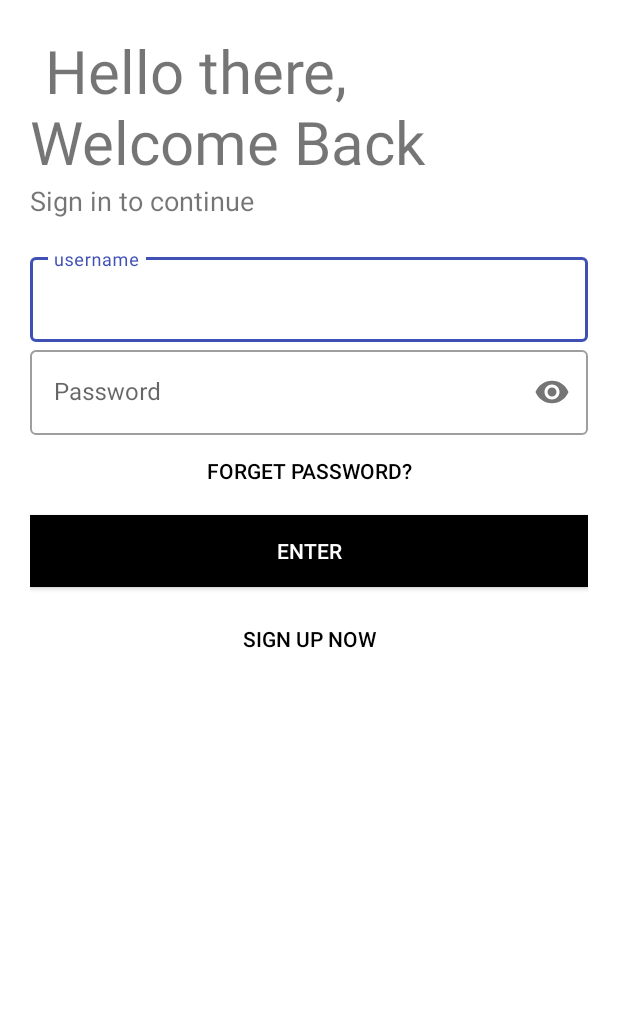
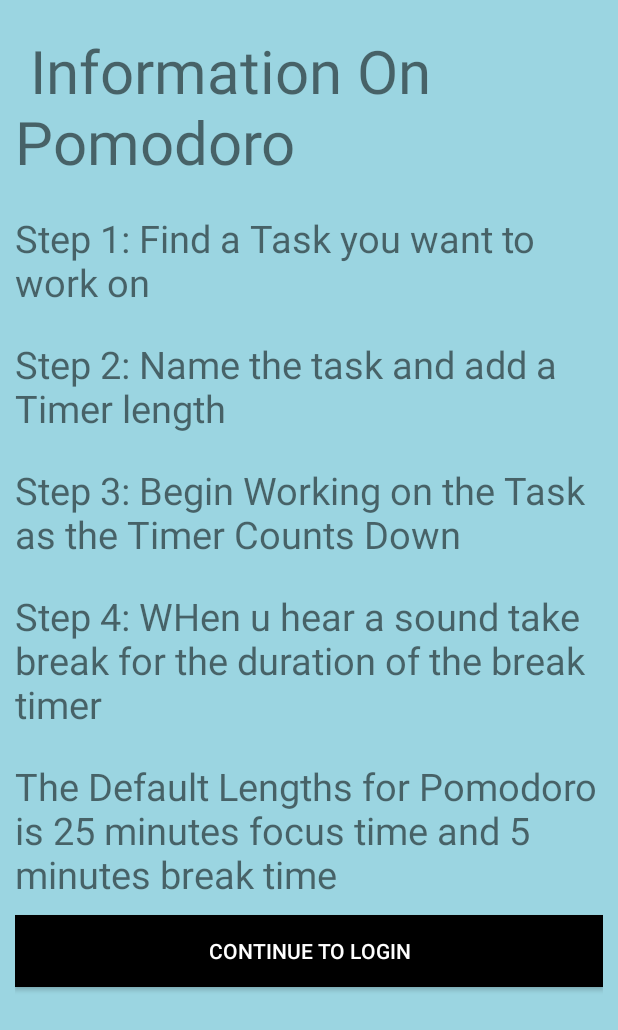
Before and after one commit to carbonXIII/PomodoroApp, an Android app: the screen it shows after launch (login_screen before the commit, Information after it), on a phone screen of 412 x 824 dp. Shown: the top 1030 px of the screen. Run offline under Robolectric (Android 15) with nearby library versions, the phone set to English and light mode, and no system bars.

Commit message:
added an information screen

```diff
--- a/project/app/src/main/AndroidManifest.xml
+++ b/project/app/src/main/AndroidManifest.xml
@@ -5,7 +5,14 @@
     <application
         android:label="Demo App"
         android:theme="@style/AppTheme">
-        <activity android:name=".SignUp"></activity>
+        <activity android:name=".Information">
+            <intent-filter>
+                <action android:name="android.intent.action.MAIN" />
+
+                <category android:name="android.intent.category.LAUNCHER" />
+            </intent-filter>
+        </activity>
+        <activity android:name=".SignUp" />
         <activity android:name=".login_screen">
             <intent-filter>
                 <action android:name="android.intent.action.MAIN" />
@@ -16,7 +23,7 @@
         <activity
             android:name=".MainActivity"
             android:label="@string/title_activity_main2"
-            android:theme="@style/AppTheme.NoActionBar"></activity>
+            android:theme="@style/AppTheme.NoActionBar" />
         <activity android:name=".NotificationActivity" />
 
         <receiver android:name=".AlarmReceiver" />
--- /dev/null
+++ b/project/app/src/main/java/org/team/app/view/Information.java
@@ -0,0 +1,31 @@
+package org.team.app.view;
+
+import androidx.appcompat.app.AppCompatActivity;
+
+import android.content.Intent;
+import android.os.Bundle;
+import android.view.View;
+import android.widget.Button;
+
+public class Information extends AppCompatActivity {
+    Button continue_button;
+
+    @Override
+    protected void onCreate(Bundle savedInstanceState) {
+        super.onCreate(savedInstanceState);
+        setContentView(R.layout.activity_information);
+
+        continue_button = (Button) findViewById(R.id.continue_button);
+        continue_button.setOnClickListener(new View.OnClickListener() {
+            @Override
+            public void onClick(View v) {
+                openLoginPage();
+            }
+        });
+    }
+    public void openLoginPage(){
+        Intent intent = new Intent(this, login_screen.class);
+        startActivity(intent);
+    }
+
+}
--- /dev/null
+++ b/project/app/src/main/res/layout/activity_information.xml
@@ -0,0 +1,70 @@
+<?xml version="1.0" encoding="utf-8"?>
+<LinearLayout xmlns:android="http://schemas.android.com/apk/res/android"
+    xmlns:app="http://schemas.android.com/apk/res-auto"
+    xmlns:tools="http://schemas.android.com/tools"
+    android:layout_width="match_parent"
+    android:layout_height="match_parent"
+    android:orientation="vertical"
+    tools:context=".Information"
+    android:background="@color/colorBackround"
+    android:padding="10dp">
+
+    <TextView
+        android:layout_width="wrap_content"
+        android:layout_height="wrap_content"
+        android:text= " Information On Pomodoro"
+        android:paddingTop="10dp"
+        android:paddingBottom="10dp"
+        android:textSize="40sp"/>
+
+    <TextView
+        android:layout_width="wrap_content"
+        android:layout_height="wrap_content"
+        android:paddingTop="10dp"
+        android:paddingBottom="10dp"
+        android:text="Step 1: Find a Task you want to work on"
+        android:textSize="25sp" />
+    <TextView
+        android:layout_width="wrap_content"
+        android:layout_height="wrap_content"
+        android:paddingTop="10dp"
+        android:paddingBottom="10dp"
+        android:text="Step 2: Name the task and add a Timer length"
+        android:textSize="25sp" />
+    <TextView
+        android:layout_width="wrap_content"
+        android:layout_height="wrap_content"
+        android:paddingTop="10dp"
+        android:paddingBottom="10dp"
+        android:text="Step 3: Begin Working on the Task as the Timer Counts Down"
+        android:textSize="25sp" />
+    <TextView
+        android:layout_width="wrap_content"
+        android:layout_height="wrap_content"
+        android:paddingTop="10dp"
+        android:paddingBottom="10dp"
+        android:text="Step 4: WHen u hear a sound take break for the duration of the break timer"
+        android:textSize="25sp" />
+    <TextView
+        android:layout_width="wrap_content"
+        android:layout_height="wrap_content"
+        android:paddingTop="10dp"
+        android:paddingBottom="10dp"
+        android:text="The Default Lengths for Pomodoro is 25 minutes focus time and 5 minutes break time"
+        android:textSize="25sp" />
+
+
+<Button
+    android:layout_width="match_parent"
+    android:layout_height="wrap_content"
+    android:id="@+id/continue_button"
+    android:text="Continue to login"
+    android:background="#000"
+    android:paddingTop="10dp"
+    android:paddingBottom="10dp"
+    android:textColor="#fff"
+    />
+
+
+
+</LinearLayout>
--- a/project/app/src/main/res/layout/activity_login_screen.xml
+++ b/project/app/src/main/res/layout/activity_login_screen.xml
@@ -5,8 +5,8 @@
     android:layout_width="match_parent"
     android:layout_height="match_parent"
     android:orientation="vertical"
-    android:background="#fff"
     tools:context=".login_screen"
+    android:background="@color/colorBackround"
     android:padding="20dp">
 
     <TextView
--- a/project/app/src/main/res/layout/activity_sign_up.xml
+++ b/project/app/src/main/res/layout/activity_sign_up.xml
@@ -6,7 +6,7 @@
     android:layout_height="match_parent"
     tools:context=".SignUp"
     android:orientation="vertical"
-    android:background="#fff"
+    android:background="@color/colorBackround"
     android:padding="20dp">
     <TextView
         android:layout_width="wrap_content"
```
